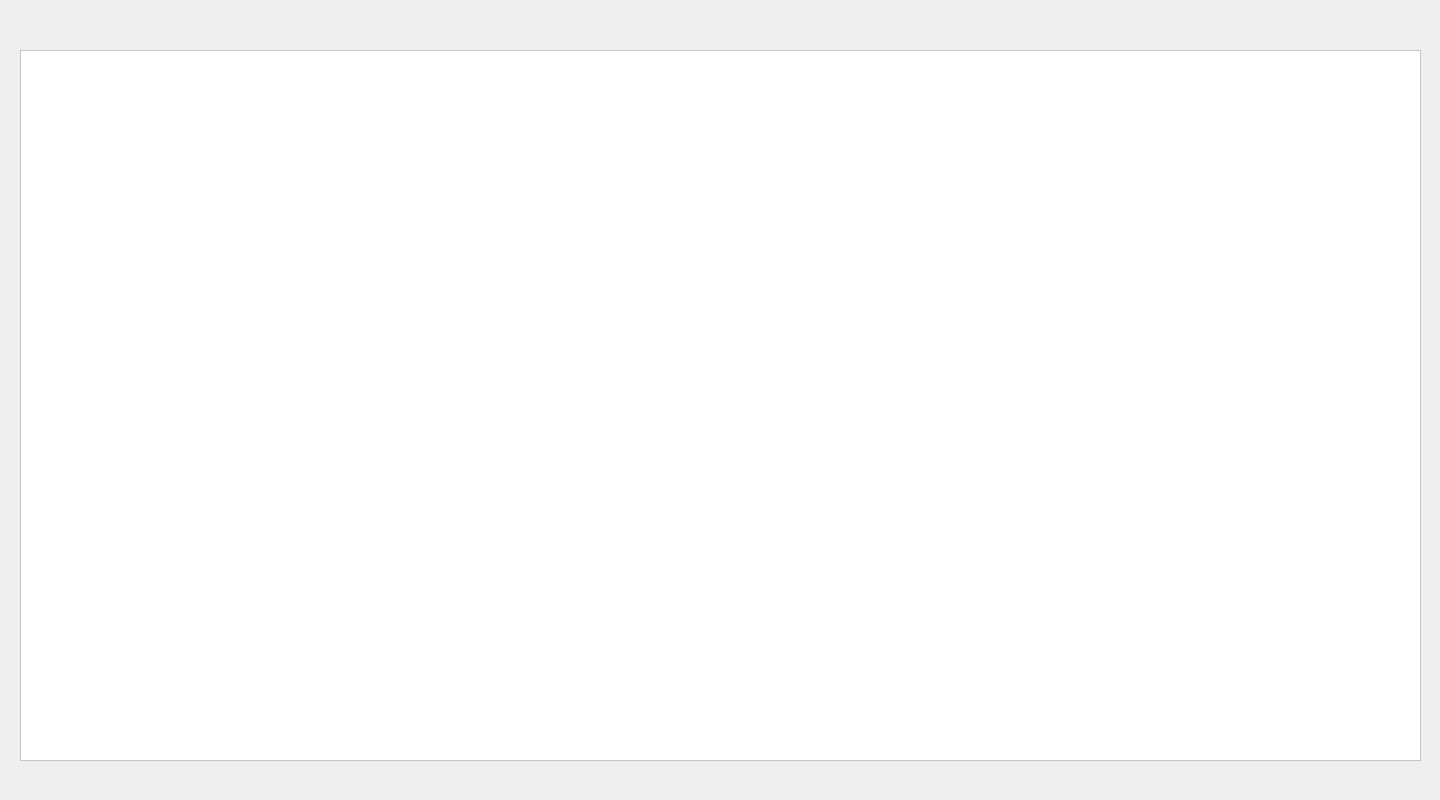
The window that WorkSurfaceWidget.ui (Denys-Odnoroh/My_Paint) describes before a commit, drawn with Qt 5.
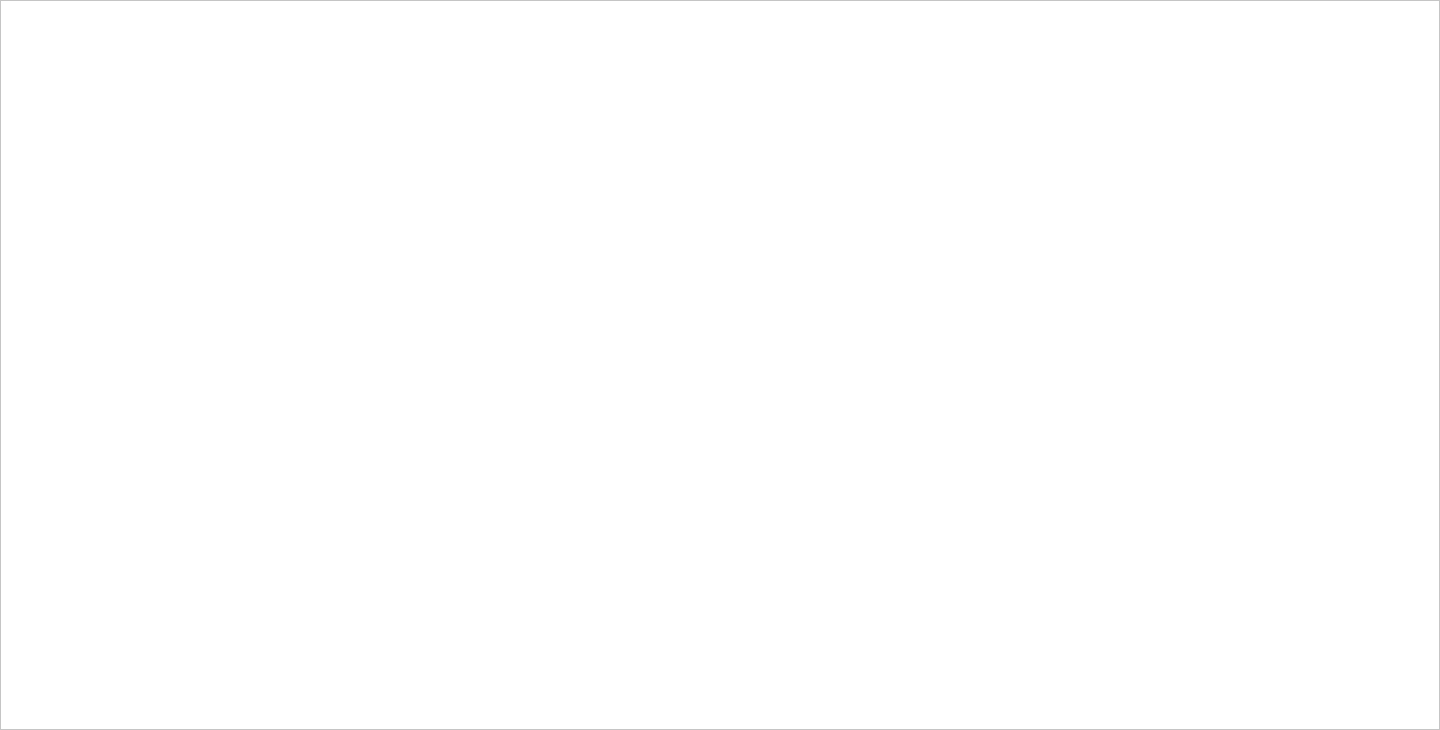
The same window after the commit.

```diff
--- a/WorkSurfaceWidget.ui
+++ b/WorkSurfaceWidget.ui
@@ -7,7 +7,7 @@
     <x>0</x>
     <y>0</y>
     <width>1440</width>
-    <height>800</height>
+    <height>730</height>
    </rect>
   </property>
   <property name="sizePolicy">
@@ -25,10 +25,10 @@
   <widget class="QGraphicsView" name="graphicsView">
    <property name="geometry">
     <rect>
-     <x>20</x>
-     <y>50</y>
-     <width>1401</width>
-     <height>711</height>
+     <x>0</x>
+     <y>0</y>
+     <width>1440</width>
+     <height>730</height>
     </rect>
    </property>
    <property name="sizePolicy">
@@ -37,26 +37,14 @@
      <verstretch>0</verstretch>
     </sizepolicy>
    </property>
-   <property name="minimumSize">
-    <size>
-     <width>640</width>
-     <height>480</height>
-    </size>
-   </property>
-   <property name="maximumSize">
-    <size>
-     <width>1401</width>
-     <height>731</height>
-    </size>
-   </property>
    <property name="styleSheet">
     <string notr="true">background-color: rgb(255, 255, 255);</string>
    </property>
    <property name="verticalScrollBarPolicy">
-    <enum>Qt::ScrollBarAsNeeded</enum>
+    <enum>Qt::ScrollBarAlwaysOff</enum>
    </property>
    <property name="horizontalScrollBarPolicy">
-    <enum>Qt::ScrollBarAsNeeded</enum>
+    <enum>Qt::ScrollBarAlwaysOff</enum>
    </property>
    <property name="backgroundBrush">
     <brush brushstyle="NoBrush">
```
